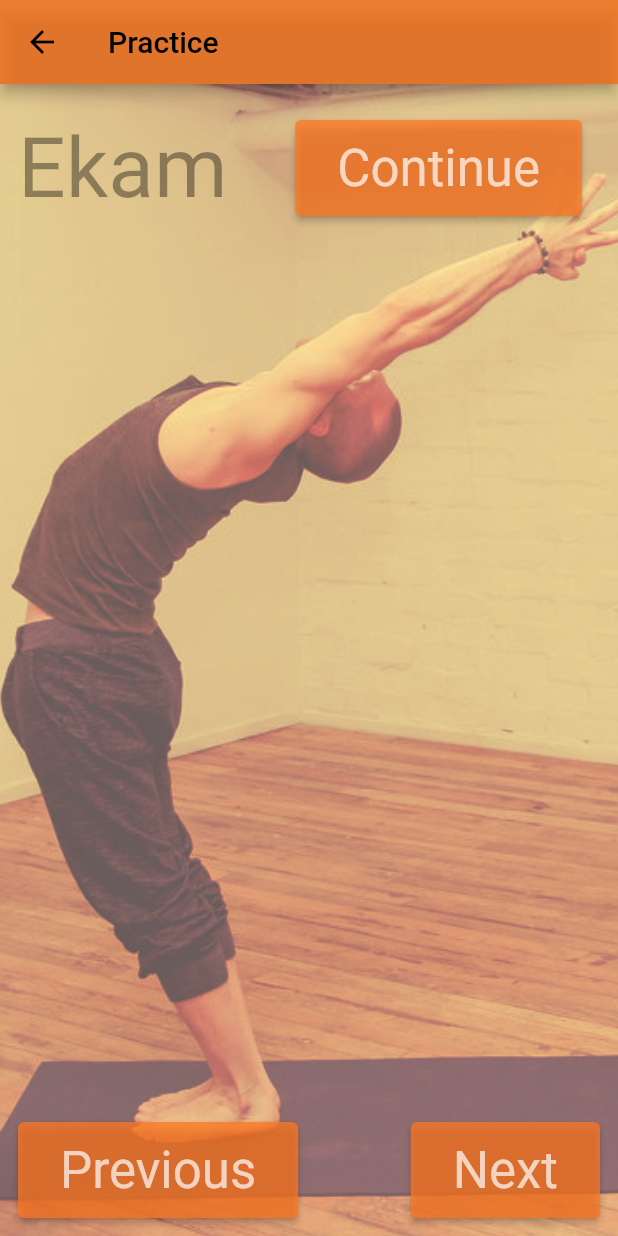
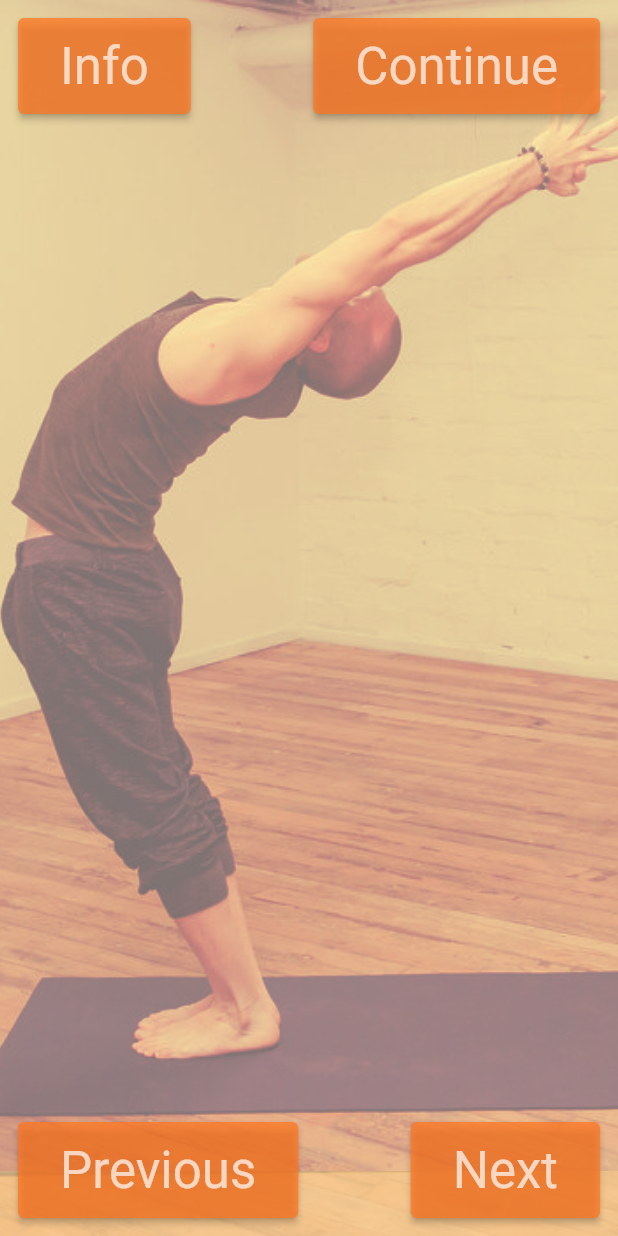
Before and after one commit to michalporeba/surya_namaskar, a Flutter app: the PracticePage screen opened directly, after a tap on "Next", on a phone screen of 412 x 824 dp. Run offline on Flutter 3.47's test engine with Material 2 defaults, Android fonts, the phone set to English and light mode, and no system bars; our stand-ins replace flutter_spinbox, font_awesome_flutter, sleek_circular_slider.

Commit message:
improved UI of the practice' @

```diff
--- a/lib/learnpage.dart
+++ b/lib/learnpage.dart
@@ -22,7 +22,7 @@ class LearnPage extends StatelessWidget {
                   children: [
                     Padding(
                       padding: const EdgeInsets.all(padding),
-                      child: Text('${index > 0 ? index.toString() + '. ': ''}${data.poses[index].name}'
+                      child: Text('${index > 1 ? (index-1).toString() + '. ': ''}${data.poses[index].name}'
                         ,style: Theme.of(context).textTheme.headline4),
                     ),
                   ]
--- a/lib/posedetails.dart
+++ b/lib/posedetails.dart
@@ -119,7 +119,7 @@ class PoseList {
 
   PoseDetails _createPoseStart() {
     PoseDetails newPose = new PoseDetails();
-    newPose.name = 'Sthiti';
+    newPose.name = 'Start';
     newPose.image = 'images/starting.jpg';
     newPose.process = 'Stand erect without bending any part of the body. '
         'Let the toes, heels, knees, and thigh be joined. Body should be erect '
--- a/lib/practicepage.dart
+++ b/lib/practicepage.dart
@@ -11,7 +11,7 @@ class PracticePage extends StatelessWidget {
   @override
   Widget build(BuildContext context) {
     return Scaffold(
-        appBar: AppBar(title: const Text('Practice'),),
+        appBar: null,//AppBar(title: const Text('Practice'),),
         body: SafeArea(
           child: PoseScreen()
         )
@@ -42,7 +42,6 @@ class _PoseScreenState extends State<PoseScreen> {
     super.initState();
     _loadPose(currentPose);
     timer = new Timer.periodic(Duration(seconds:1), (Timer t) {
-      print('$isPaused -> $secondsRemaining');
       if (isPaused) { return; }
       if (secondsRemaining > 1) {
         setState((){secondsRemaining--;});
@@ -56,13 +55,23 @@ class _PoseScreenState extends State<PoseScreen> {
   @override
   void dispose() {
     controller.dispose();
+    timer.cancel();
     super.dispose();
   }
 
   @override
   Widget build(BuildContext context) {
     return Stack(
-      children: [InteractiveViewer(
+      children: [
+        Image(
+          image: AssetImage(illustration.image),
+          fit: BoxFit.cover,
+          height: double.infinity,
+          width: double.infinity,
+        ),
+        GestureDetector(
+          onTap: () => setState(() {isPaused = true;}),
+          child: InteractiveViewer(
             constrained: false,
             clipBehavior: Clip.none,
             transformationController: controller,
@@ -70,7 +79,7 @@ class _PoseScreenState extends State<PoseScreen> {
             scaleEnabled: true,
             minScale: 0.1,
             child: ColorFiltered(
-          colorFilter: ColorFilter.mode(Colors.white.withOpacity(0.3), BlendMode.lighten),
+              colorFilter: ColorFilter.mode(Colors.white.withOpacity(isPaused ? 0.4 : 0.2), BlendMode.lighten),
               child: ColorFiltered(
                 colorFilter: ColorFilter.mode(Colors.orange.withOpacity(0.5), BlendMode.colorBurn),
                 child: Image(
@@ -80,22 +89,40 @@ class _PoseScreenState extends State<PoseScreen> {
               ),
             ),
           ),
+        ),
         Column(
           crossAxisAlignment: CrossAxisAlignment.stretch,
           children: [
-            Row(
-              children: [
+            (isPaused)
+              ? Row(children: [
               Padding(
-                  padding: const EdgeInsets.all(padding),
-                  child: Text(currentPose.name, style: Theme.of(context).textTheme.headline2),
+                padding: const EdgeInsets.all(0),
+                child: YogaButton(isPrimary: true, label: 'Info', onPressed: (){})
               ),
               Spacer(),
               Padding(
+                  padding: const EdgeInsets.all(0),
+                  child: YogaButton(isPrimary: true, label: 'Continue', onPressed: () => isPaused = false)
+              )
+            ])
+              : Container(
+                color: Colors.white.withOpacity(0.4),
+                child: Row(children: [
+                Padding(
                   padding: const EdgeInsets.all(padding),
-                  child: (isPaused) ? YogaButton(isPrimary: true, label: 'Continue', onPressed: () => isPaused = false)
-                    : Text('0:${secondsRemaining.toString().padLeft(2,'0')}', style: Theme.of(context).textTheme.headline2),
+                  child: Padding(
+                      padding: const EdgeInsets.only(left: padding),
+                      child: Text(currentPose.name, style: Theme.of(context).textTheme.headline2)
+                  ),),
+                Spacer(),
+                Padding(
+                    padding: const EdgeInsets.all(padding),
+                    child: Padding(
+                      padding: const EdgeInsets.only(right: padding),
+                      child: Text('0:${secondsRemaining.toString().padLeft(2,'0')}', style: Theme.of(context).textTheme.headline2),
                   )
-              ]
+                ),
+          ]),
               ),
           Spacer(),
           Row(
```
Lines whose indentation alone changed are shown as unchanged.
